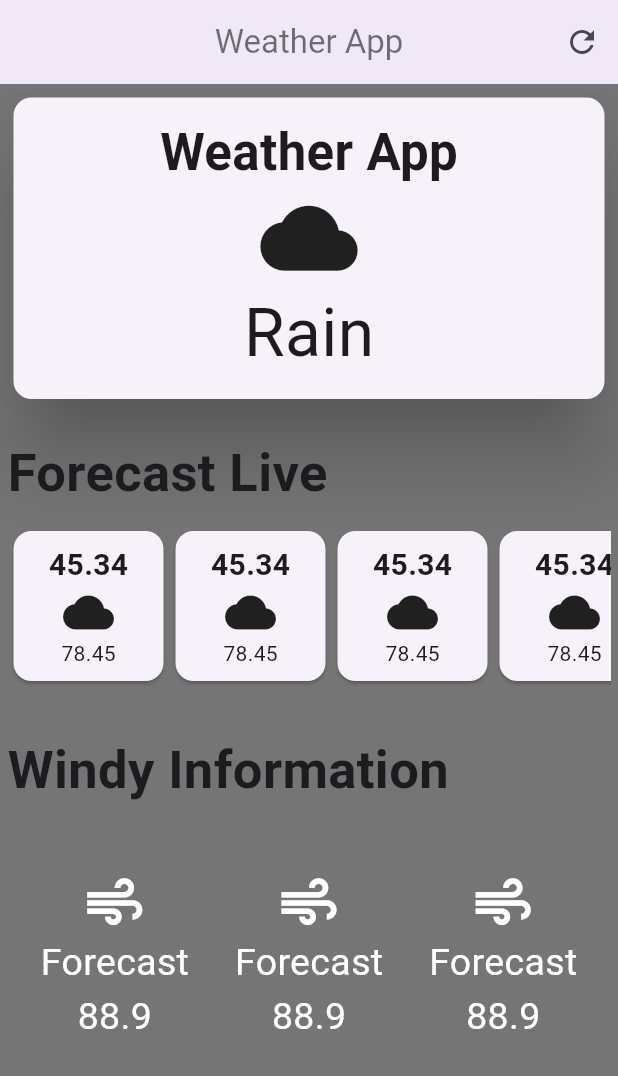
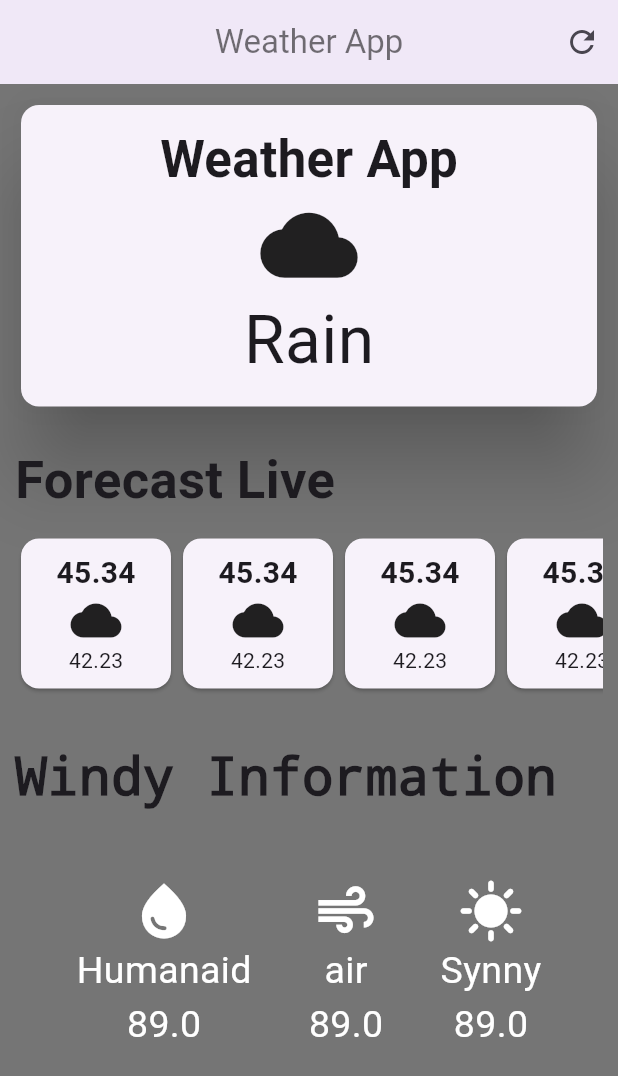
Before and after one commit to Jn-Sajol/Flutter-Weather-App, a Flutter app: the screen it shows after launch, on a phone screen of 412 x 824 dp. Shown: the top 1076 px of the screen. Run offline on Flutter 3.47's test engine with Material 3 defaults, Android fonts, the phone set to English and light mode, and no system bars.

Commit message:
finish additonal information widget

```diff
--- a/lib/Weather_app.dart
+++ b/lib/Weather_app.dart
@@ -1,4 +1,7 @@
 import 'package:flutter/material.dart';
+import 'package:flutter_weather_app/Weather_app.dart';
+import 'package:flutter_weather_app/additional.dart';
+import 'package:flutter_weather_app/forecast_widget.dart';
 
 class WeatherApp extends StatelessWidget {
   const WeatherApp({super.key});
@@ -25,7 +28,7 @@ class WeatherApp extends StatelessWidget {
         ],
       ),
       body: Padding(
-        padding: EdgeInsets.all(5),
+        padding: EdgeInsets.all(10),
         child: Column(
           children: [
             Card(
@@ -72,15 +75,31 @@ class WeatherApp extends StatelessWidget {
               scrollDirection: Axis.horizontal,
               child: Row(
                 children: [
-                  Forecast(),
-                  Forecast(),
-                  Forecast(),
-                  Forecast(),
-                  Forecast(),
-                  Forecast(),
-                  Forecast(),
-                  Forecast(),
-                  Forecast(),
+                  Forecast(
+                    temp:45.34,
+                    ico:Icons.cloud,
+                    val:42.23,
+                  ),
+                  Forecast(
+                    temp:45.34,
+                    ico:Icons.cloud,
+                    val:42.23,
+                  ),
+                  Forecast(
+                    temp:45.34,
+                    ico:Icons.cloud,
+                    val:42.23,
+                  ),
+                  Forecast(
+                    temp:45.34,
+                    ico:Icons.cloud,
+                    val:42.23,
+                  ),
+                  Forecast(
+                    temp:45.34,
+                    ico:Icons.cloud,
+                    val:42.23,
+                  ),
                 ],
               ),
             ),
@@ -92,89 +111,41 @@ class WeatherApp extends StatelessWidget {
                 alignment: Alignment.centerLeft,
                 child: Text(
                   'Windy Information',
-                  style: TextStyle(fontSize: 35, fontWeight: FontWeight.bold),
+                  style: TextStyle(fontSize: 35, fontWeight: FontWeight.bold,fontFamily:'Courier'),
                 )),
             const SizedBox(
               height: 20,
             ),
-
-            //  const Row(
-            //   mainAxisAlignment: MainAxisAlignment.spaceBetween,
-            //   children: [
-            //     Card(
-            //         child: Column(
-            //           children: [
-            //             Text('Forecast'),
-            //             Icon(Icons.air),
-            //             Text('hello'),
-            //           ],
-            //         ),
-            //       ),
-            //
-            //   ],
-            // ),
         Container(
           width: double.infinity,
           padding: EdgeInsets.all(22),
           // color: Colors.black,
           child: const Row(
-                mainAxisAlignment: MainAxisAlignment.spaceBetween,
+            mainAxisAlignment: MainAxisAlignment.spaceAround,
             children: [
-                  Column(
-                    children: [
-                      Icon(Icons.air,size: 44,color: Colors.white,),
-                      Text('Forecast',style: TextStyle(color:Colors.white,fontSize: 25),),
-                      Text('88.9',style: TextStyle(color:Colors.white,fontSize: 25)),
-                    ],
+              Additional(
+                icon:Icons.water_drop,
+                label:'Humanaid',
+                num:89,
               ),
-                  Column(
-                    children: [
-                      Icon(Icons.air,size: 44,color: Colors.white,),
-                      Text('Forecast',style: TextStyle(color:Colors.white,fontSize: 25),),
-                      Text('88.9',style: TextStyle(color:Colors.white,fontSize: 25)),
-                    ],
+              Additional(
+                icon:Icons.air,
+                label:'air',
+                num:89,
               ),
-                  Column(
-                    children: [
-                      Icon(Icons.air,size: 44,color: Colors.white,),
-                      Text('Forecast',style: TextStyle(color:Colors.white,fontSize: 25),),
-                      Text('88.9',style: TextStyle(color:Colors.white,fontSize: 25)),
-                    ],
+              Additional(
+                icon:Icons.sunny,
+                label:'Synny',
+                num:89,
               ),
             ],
           ),
         )
+
+
           ],
         ),
       ),
     );
   }
 }
-
-class Forecast extends StatelessWidget {
-  const Forecast({super.key});
-
-  @override
-  Widget build(BuildContext context) {
-    return const Card(
-      child: SizedBox(
-        width: 100,
-        height: 100,
-        child: Column(
-          mainAxisAlignment: MainAxisAlignment.center,
-          children: [
-            Text(
-              '45.34',
-              style: TextStyle(fontSize: 20, fontWeight: FontWeight.bold),
-            ),
-            Icon(
-              Icons.cloud,
-              size: 34,
-            ),
-            Text('78.45'),
-          ],
-        ),
-      ),
-    );
-  }
-}
--- /dev/null
+++ b/lib/additional.dart
@@ -0,0 +1,25 @@
+import 'package:flutter/material.dart';
+
+class Additional extends StatelessWidget {
+  final IconData icon;
+  final String label;
+  final double num;
+  const Additional({
+    super.key,
+    required this.icon,
+    required this.label,
+    required this.num,
+  });
+
+  @override
+  Widget build(BuildContext context) {
+    return  Column(
+      children: [
+        Icon(icon,size: 44,color: Colors.white,),
+        Text(label,style: TextStyle(color:Colors.white,fontSize: 25),),
+        Text(num.toString(),style: TextStyle(color:Colors.white,fontSize: 25)),
+      ],
+    );
+
+  }
+}
--- /dev/null
+++ b/lib/forecast_widget.dart
@@ -0,0 +1,37 @@
+import 'package:flutter/material.dart';
+
+class Forecast extends StatelessWidget {
+  final double temp;
+  final IconData ico;
+  final double val;
+  const Forecast({
+    super.key,
+    required this.ico,
+    required this.temp,
+    required this.val,
+  });
+
+  @override
+  Widget build(BuildContext context) {
+    return  Card(
+      child: SizedBox(
+        width: 100,
+        height: 100,
+        child: Column(
+          mainAxisAlignment: MainAxisAlignment.center,
+          children: [
+            Text(
+              temp.toString(),
+              style: TextStyle(fontSize: 20, fontWeight: FontWeight.bold),
+            ),
+            Icon(
+              ico,
+              size: 34,
+            ),
+            Text(val.toString()),
+          ],
+        ),
+      ),
+    );
+  }
+}
```
Lines whose indentation alone changed are shown as unchanged.
